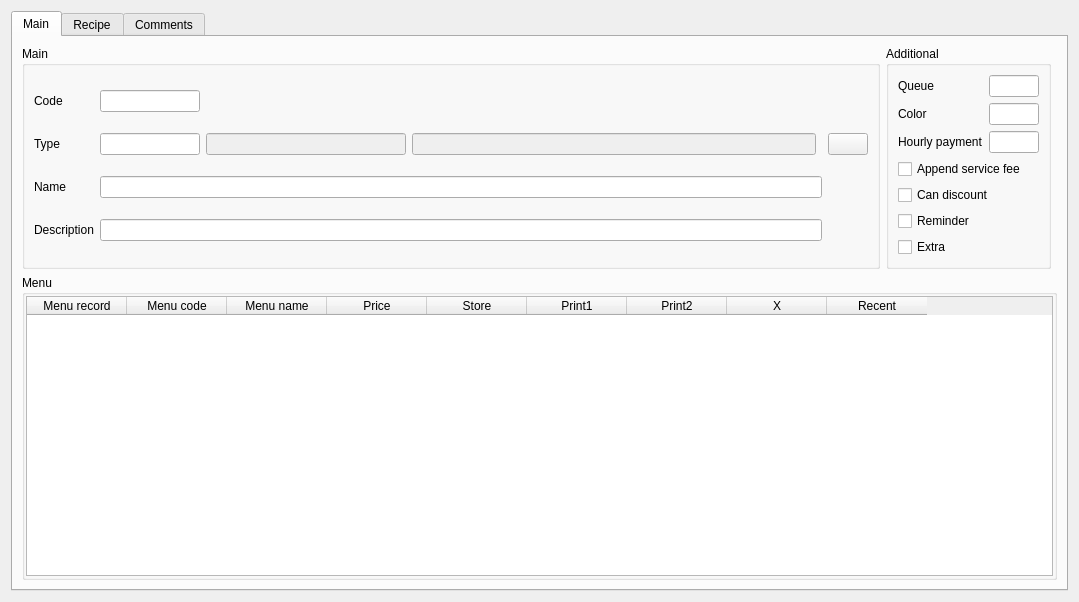
Qt form Editors/c5dishwidget.ui (End1-1/Cafe5) before a commit.
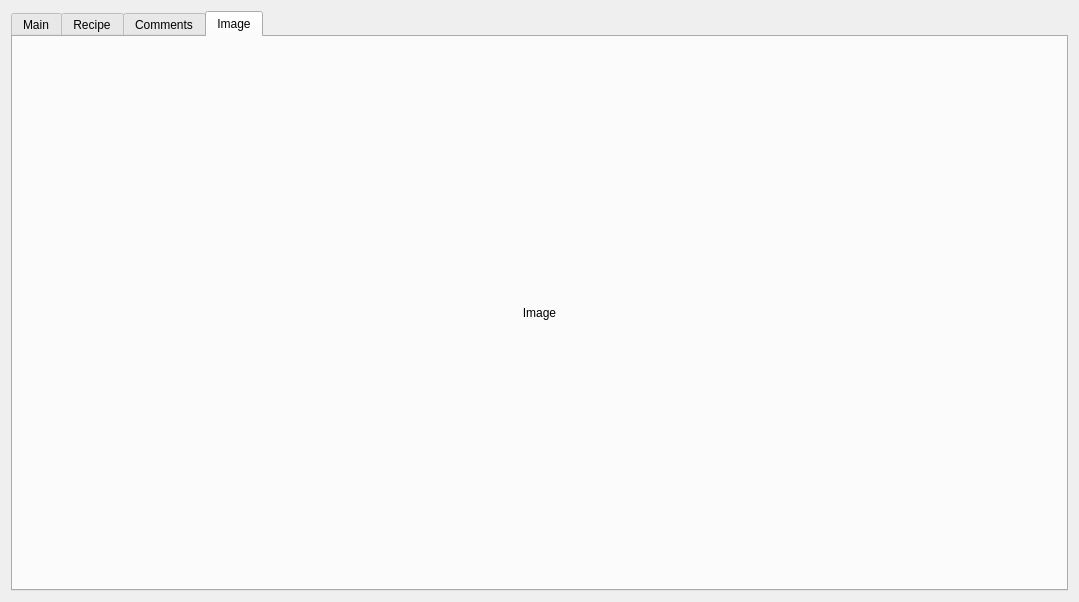
The same form after that commit. The open tabs and pages were chosen to show the change. Icons and pictures are not drawn. Custom widgets are drawn as their Qt base class.

Patch:
```diff
--- a/Editors/c5dishwidget.ui
+++ b/Editors/c5dishwidget.ui
@@ -910,26 +910,46 @@
        </item>
       </layout>
      </widget>
+     <widget class="QWidget" name="tab_4">
+      <attribute name="title">
+       <string>Image</string>
+      </attribute>
+      <layout class="QHBoxLayout" name="horizontalLayout_4">
+       <item>
+        <widget class="QLabel" name="lbImage">
+         <property name="contextMenuPolicy">
+          <enum>Qt::CustomContextMenu</enum>
+         </property>
+         <property name="text">
+          <string>Image</string>
+         </property>
+         <property name="alignment">
+          <set>Qt::AlignCenter</set>
+         </property>
+        </widget>
+       </item>
+      </layout>
+     </widget>
     </widget>
    </item>
   </layout>
  </widget>
  <customwidgets>
-  <customwidget>
-   <class>C5CheckBox</class>
-   <extends>QCheckBox</extends>
-   <header location="global">c5checkbox.h</header>
-  </customwidget>
-  <customwidget>
-   <class>C5LineEditWithSelector</class>
-   <extends>QLineEdit</extends>
-   <header location="global">c5lineeditwithselector.h</header>
-  </customwidget>
   <customwidget>
    <class>C5TableWidget</class>
    <extends>QTableWidget</extends>
    <header location="global">c5tablewidget.h</header>
   </customwidget>
+  <customwidget>
+   <class>C5LineEditWithSelector</class>
+   <extends>QLineEdit</extends>
+   <header location="global">c5lineeditwithselector.h</header>
+  </customwidget>
+  <customwidget>
+   <class>C5CheckBox</class>
+   <extends>QCheckBox</extends>
+   <header location="global">c5checkbox.h</header>
+  </customwidget>
  </customwidgets>
  <tabstops>
   <tabstop>leCode</tabstop>
```
